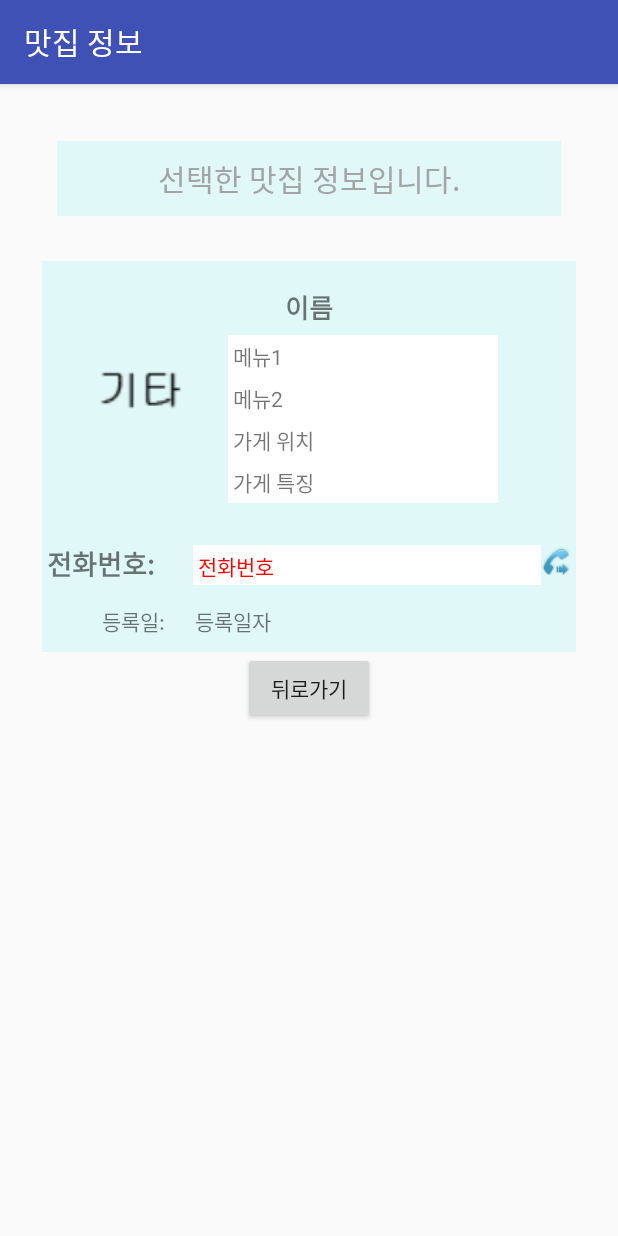
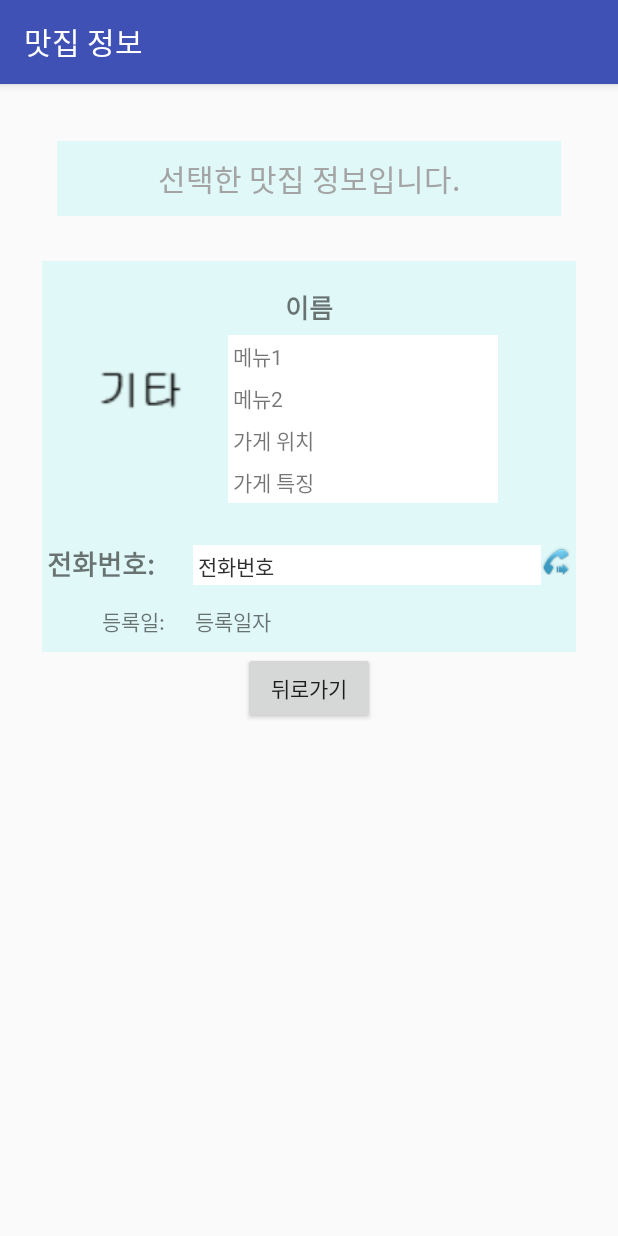
Before and after one commit to dlwmznzl1/Resturant-information-system, an Android app: the Main3Activity screen opened directly, with no data from a screen before it, on a phone screen of 412 x 824 dp. Run offline under Robolectric (Android 15) with nearby library versions, the phone set to English and light mode, and no system bars; 9 statements that could not run were skipped.

```diff
--- a/Food/app/src/main/java/com/hsc/ghfwm/food/Main3Activity.java
+++ b/Food/app/src/main/java/com/hsc/ghfwm/food/Main3Activity.java
@@ -67,7 +67,7 @@ public class Main3Activity extends AppCompatActivity
                 finish();
                 break;
             case R.id.imageView2:
-                Intent intent2 = new Intent(Intent.ACTION_DIAL, Uri.parse("전화번호:/"+res.getTel()));
+                Intent intent2 = new Intent(Intent.ACTION_DIAL, Uri.parse("tel:/"+res.getTel()));
                 startActivity(intent2);
                 break;
 
--- a/Food/app/src/main/res/layout/activity_main2.xml
+++ b/Food/app/src/main/res/layout/activity_main2.xml
@@ -5,9 +5,7 @@
     android:layout_width="match_parent"
     android:layout_height="match_parent"
     android:orientation="vertical"
-    android:padding="8dp"
-
-    >
+    android:padding="8dp">
     <TableLayout
         android:background="#ddfef8f8"
         android:layout_width="match_parent"
@@ -27,7 +25,7 @@
                 android:text="아래에 정보를 입력하세요"
                 android:textColor="#585858"
                 android:textSize="22dp" />
-        </TableRow>ㅁ
+        </TableRow>
         <TableRow android:padding="3dp">
             <TextView
                 android:textStyle="bold"
--- a/Food/app/src/main/res/layout/activity_main3.xml
+++ b/Food/app/src/main/res/layout/activity_main3.xml
@@ -100,7 +100,7 @@
                 android:background="#ffffff"
                 android:padding="3dp"
                 android:text="전화번호"
-                android:textColor="#ff0000" />
+                android:textColor="#2E2E2E" />
             <ImageView
                 android:id="@+id/imageView2"
                 android:layout_width="wrap_content"
```
Also changed, not shown: 3 other files.
